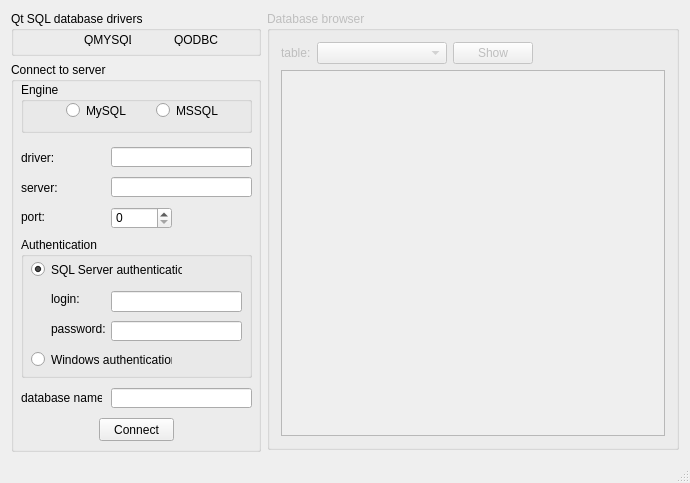
Above: src/mainwindow.ui from andre-wojtowicz/qt-sql-example before the change. Below: the same form after it.
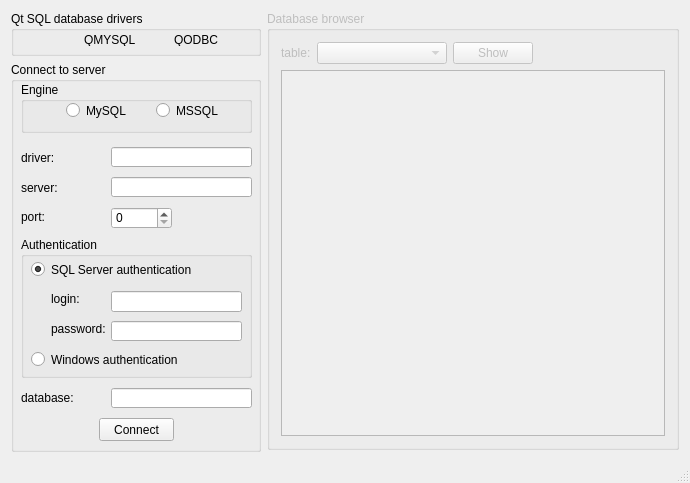
That is the form after the change. Icons and pictures are not drawn.

Diff of the .ui file:
```diff
--- a/src/mainwindow.ui
+++ b/src/mainwindow.ui
@@ -87,7 +87,7 @@
           <rect>
            <x>73</x>
            <y>22</y>
-           <width>47</width>
+           <width>65</width>
            <height>13</height>
           </rect>
          </property>
@@ -100,7 +100,7 @@
           <rect>
            <x>163</x>
            <y>22</y>
-           <width>47</width>
+           <width>65</width>
            <height>13</height>
           </rect>
          </property>
@@ -172,7 +172,7 @@
            <rect>
             <x>10</x>
             <y>24</y>
-            <width>151</width>
+            <width>211</width>
             <height>17</height>
            </rect>
           </property>
@@ -194,7 +194,7 @@
            <rect>
             <x>10</x>
             <y>114</y>
-            <width>141</width>
+            <width>211</width>
             <height>17</height>
            </rect>
           </property>
@@ -235,7 +235,7 @@
            <rect>
             <x>30</x>
             <y>54</y>
-            <width>51</width>
+            <width>61</width>
             <height>16</height>
            </rect>
           </property>
@@ -285,7 +285,7 @@
           <rect>
            <x>10</x>
            <y>115</y>
-           <width>41</width>
+           <width>81</width>
            <height>21</height>
           </rect>
          </property>
@@ -329,7 +329,7 @@
           </rect>
          </property>
          <property name="text">
-          <string>database name:</string>
+          <string>database:</string>
          </property>
         </widget>
         <widget class="QLabel" name="label_6">
@@ -337,7 +337,7 @@
           <rect>
            <x>10</x>
            <y>145</y>
-           <width>51</width>
+           <width>81</width>
            <height>20</height>
           </rect>
          </property>
@@ -369,7 +369,7 @@
           <rect>
            <x>10</x>
            <y>85</y>
-           <width>41</width>
+           <width>81</width>
            <height>21</height>
           </rect>
          </property>
```
Left out of the diff: 15 changed lines with no effect on the pictures.
